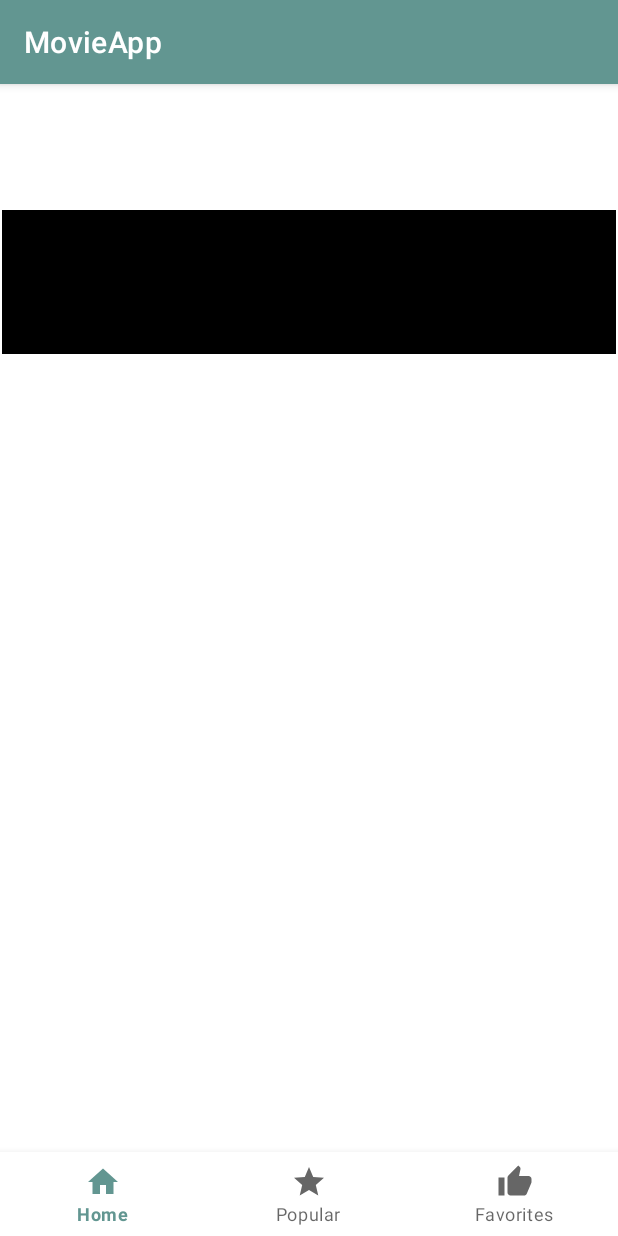
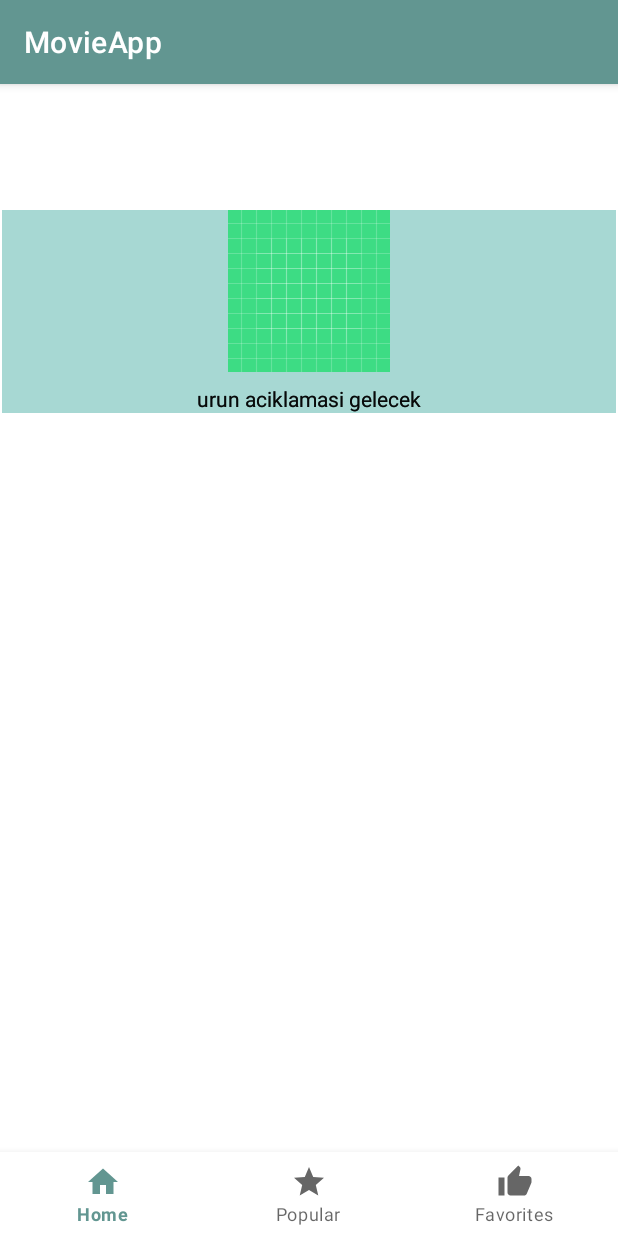
Before and after one commit to onursumakoglu/MovieAppp, an Android app: the fragment DetailsFragment placed in its activity, on a phone screen of 412 x 824 dp. Run offline under Robolectric (Android 15) with nearby library versions, the phone set to English and light mode, and no system bars; our stand-ins replace data binding, navigation-ui.

Commit message:
second commit

```diff
--- a/app/src/main/res/layout/fragment_details.xml
+++ b/app/src/main/res/layout/fragment_details.xml
@@ -12,49 +12,59 @@
                 tools:context=".DetailsFragment"
                 android:background="@color/teal_200">
 
-                <RelativeLayout
-                    android:id="@+id/relativeLayout"
-                    android:layout_width="match_parent"
-                    android:layout_height="match_parent"
-                    android:background="@color/black"
-                    app:layout_constraintEnd_toEndOf="parent"
-                    app:layout_constraintHorizontal_bias="0.5"
-                    app:layout_constraintStart_toStartOf="parent">
-
                 <ImageView
-                        android:id="@+id/details_image"
-                        android:layout_width="96dp"
-                        android:layout_height="96dp"
+                    android:id="@+id/img_detail"
+                    android:layout_width="wrap_content"
+                    android:layout_height="wrap_content"
+                    android:layout_marginTop="64dp"
+                    android:src="@drawable/ic_launcher_background"
                     app:layout_constraintEnd_toEndOf="parent"
                     app:layout_constraintHorizontal_bias="0.5"
                     app:layout_constraintStart_toStartOf="parent"
-                        app:layout_constraintTop_toTopOf="parent" />
-
+                     />
                 <TextView
-                        android:id="@+id/detail_movie_name"
+                    android:id="@+id/txt_detay_movie_name"
                     android:layout_width="wrap_content"
-                        android:layout_height="match_parent"
-                        android:layout_marginTop="10dp"
-                        android:text="Film adi"
-                        android:textSize="20sp"
+                    android:layout_height="wrap_content"
+                    android:layout_marginTop="8dp"
+                    android:text="urun aciklamasi gelecek"
                     app:layout_constraintEnd_toEndOf="parent"
                     app:layout_constraintHorizontal_bias="0.5"
                     app:layout_constraintStart_toStartOf="parent"
-                        app:layout_constraintTop_toBottomOf="@+id/details_image"
-
-                        />
-                </RelativeLayout>
+                    app:layout_constraintTop_toBottomOf="@+id/img_detail" />
 
                 <TextView
-                    android:layout_width="match_parent"
-                    android:layout_height="match_parent"
-                    android:text="hello"
-                    android:textColor="@color/white"
-                    app:layout_constraintBottom_toTopOf="@+id/relativeLayout"
+                    android:id="@+id/txt_detay_movie_name"
+                    android:layout_width="wrap_content"
+                    android:layout_height="wrap_content"
+                    android:layout_marginTop="8dp"
+                    android:text="urun aciklamasi gelecek"
                     app:layout_constraintEnd_toEndOf="parent"
-                    app:layout_constraintStart_toStartOf="parent"></TextView>
+                    app:layout_constraintHorizontal_bias="0.5"
+                    app:layout_constraintStart_toStartOf="parent"
+                    app:layout_constraintTop_toBottomOf="@+id/img_detail" />
 
+                <TextView
+                    android:id="@+id/txt_detay_movie_name"
+                    android:layout_width="wrap_content"
+                    android:layout_height="wrap_content"
+                    android:layout_marginTop="8dp"
+                    android:text="urun aciklamasi gelecek"
+                    app:layout_constraintEnd_toEndOf="parent"
+                    app:layout_constraintHorizontal_bias="0.5"
+                    app:layout_constraintStart_toStartOf="parent"
+                    app:layout_constraintTop_toBottomOf="@+id/img_detail" />
 
+                <TextView
+                    android:id="@+id/txt_detay_movie_name"
+                    android:layout_width="wrap_content"
+                    android:layout_height="wrap_content"
+                    android:layout_marginTop="8dp"
+                    android:text="urun aciklamasi gelecek"
+                    app:layout_constraintEnd_toEndOf="parent"
+                    app:layout_constraintHorizontal_bias="0.5"
+                    app:layout_constraintStart_toStartOf="parent"
+                    app:layout_constraintTop_toBottomOf="@+id/img_detail" />
 
 
             </androidx.constraintlayout.widget.ConstraintLayout>
```
Lines whose indentation alone changed are shown as unchanged.
